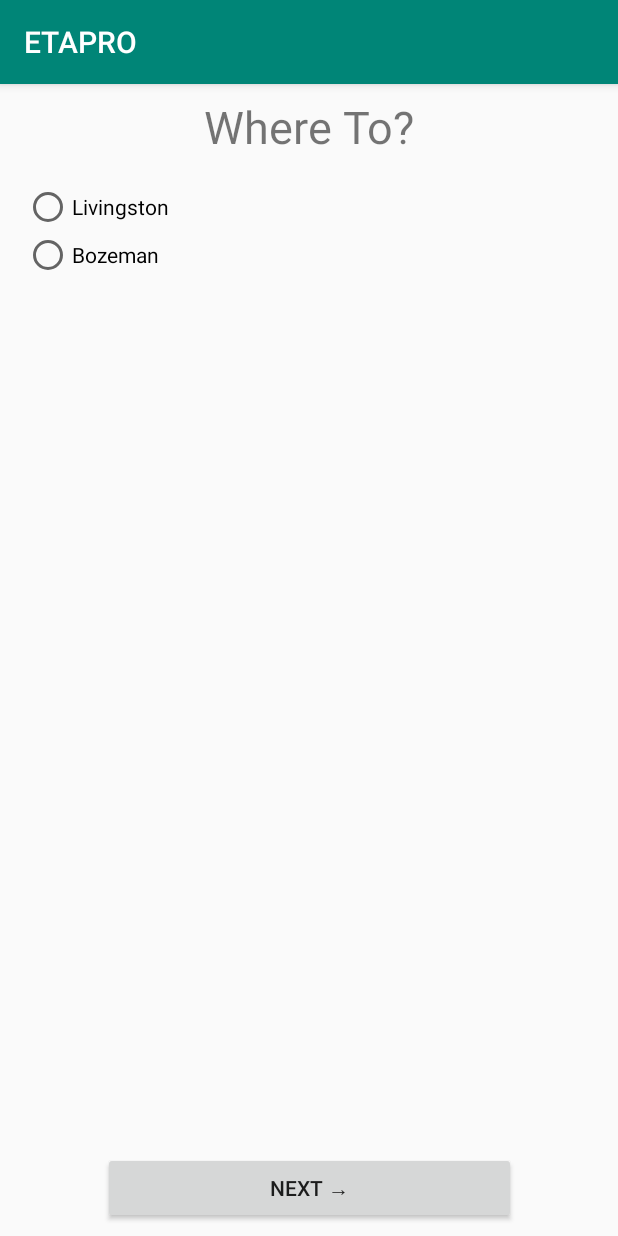
After one commit to mjw1200/ETAPRO, an Android app: the DestinationScreen screen opened directly, with no data from a screen before it, on a phone screen of 412 x 824 dp. The commit adds this screen. Run offline under Robolectric (Android 15) with nearby library versions, the phone set to English and light mode, and no system bars.

Commit message:
Added destinations screen and locations permission request

```diff
--- a/app/src/main/AndroidManifest.xml
+++ b/app/src/main/AndroidManifest.xml
@@ -11,6 +11,7 @@
         android:roundIcon="@mipmap/ic_launcher_round"
         android:supportsRtl="true"
         android:theme="@style/AppTheme">
+        <activity android:name=".DestinationScreen"></activity>
         <activity android:name=".TitleScreen">
             <intent-filter>
                 <action android:name="android.intent.action.MAIN" />
--- /dev/null
+++ b/app/src/main/java/waldron/mike/etapro/DestinationScreen.java
@@ -0,0 +1,13 @@
+package waldron.mike.etapro;
+
+import android.support.v7.app.AppCompatActivity;
+import android.os.Bundle;
+
+public class DestinationScreen extends AppCompatActivity {
+
+    @Override
+    protected void onCreate(Bundle savedInstanceState) {
+        super.onCreate(savedInstanceState);
+        setContentView(R.layout.destination_screen);
+    }
+}
--- /dev/null
+++ b/app/src/main/res/layout/destination_screen.xml
@@ -0,0 +1,69 @@
+<?xml version="1.0" encoding="utf-8"?>
+<android.support.constraint.ConstraintLayout xmlns:android="http://schemas.android.com/apk/res/android"
+    xmlns:app="http://schemas.android.com/apk/res-auto"
+    xmlns:tools="http://schemas.android.com/tools"
+    android:layout_width="match_parent"
+    android:layout_height="match_parent"
+    tools:context=".DestinationScreen">
+
+    <TextView
+        android:id="@+id/textView2"
+        android:layout_width="188dp"
+        android:layout_height="46dp"
+        android:layout_marginStart="8dp"
+        android:layout_marginTop="8dp"
+        android:layout_marginEnd="8dp"
+        android:text="@string/where_to"
+        android:textAlignment="center"
+        android:textSize="30sp"
+        app:layout_constraintEnd_toEndOf="parent"
+        app:layout_constraintStart_toStartOf="parent"
+        app:layout_constraintTop_toTopOf="parent" />
+
+    <RadioGroup
+        android:id="@+id/radioGroup"
+        android:layout_width="395dp"
+        android:layout_height="162dp"
+        android:layout_marginStart="8dp"
+        android:layout_marginTop="8dp"
+        android:layout_marginEnd="8dp"
+        app:layout_constraintEnd_toEndOf="parent"
+        app:layout_constraintHorizontal_bias="0.0"
+        app:layout_constraintStart_toStartOf="parent"
+        app:layout_constraintTop_toBottomOf="@+id/textView2">
+
+        <RadioButton
+            android:id="@+id/livingston"
+            android:layout_width="wrap_content"
+            android:layout_height="24dp"
+            android:layout_marginStart="8dp"
+            android:layout_marginTop="8dp"
+            android:text="@string/livingston"
+            app:layout_constraintStart_toStartOf="@+id/radioGroup"
+            app:layout_constraintTop_toTopOf="@+id/radioGroup" />
+
+        <RadioButton
+            android:id="@+id/bozeman"
+            android:layout_width="wrap_content"
+            android:layout_height="24dp"
+            android:layout_marginStart="8dp"
+            android:layout_marginTop="8dp"
+            android:text="@string/bozeman"
+            app:layout_constraintStart_toStartOf="@+id/radioGroup"
+            app:layout_constraintTop_toTopOf="@+id/radioGroup" />
+
+    </RadioGroup>
+
+    <Button
+        android:id="@+id/button"
+        android:layout_width="275dp"
+        android:layout_height="wrap_content"
+        android:layout_marginStart="16dp"
+        android:layout_marginEnd="16dp"
+        android:layout_marginBottom="8dp"
+        android:text="@string/next_right_arrow"
+        app:layout_constraintBottom_toBottomOf="parent"
+        app:layout_constraintEnd_toEndOf="parent"
+        app:layout_constraintStart_toStartOf="parent" />
+
+</android.support.constraint.ConstraintLayout>
--- a/app/src/main/res/values/strings.xml
+++ b/app/src/main/res/values/strings.xml
@@ -1,4 +1,8 @@
 <resources>
     <string name="app_name">ETAPRO</string>
     <string name="etapro">ETAPRO</string>
+    <string name="where_to">Where To?</string>
+    <string name="bozeman">Bozeman</string>
+    <string name="livingston">Livingston</string>
+    <string name="next_right_arrow">Next →</string>
 </resources>
```
Also changed, not shown: app/src/main/java/waldron/mike/etapro/Constants.java (+9 -2 lines), app/src/main/java/waldron/mike/etapro/TitleScreen.java (+69 -20 lines).
